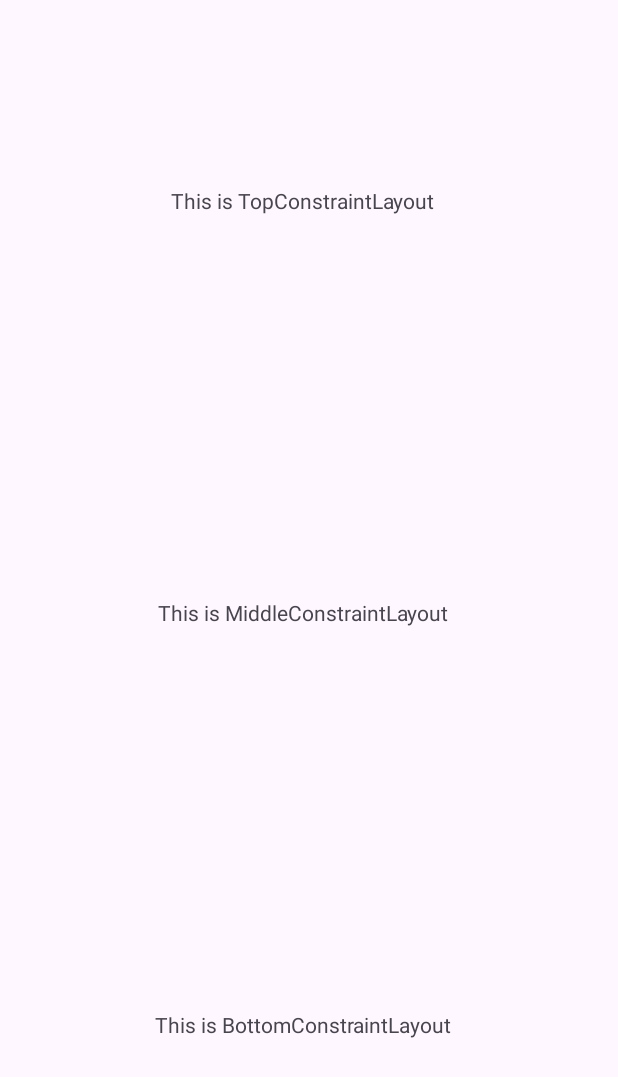
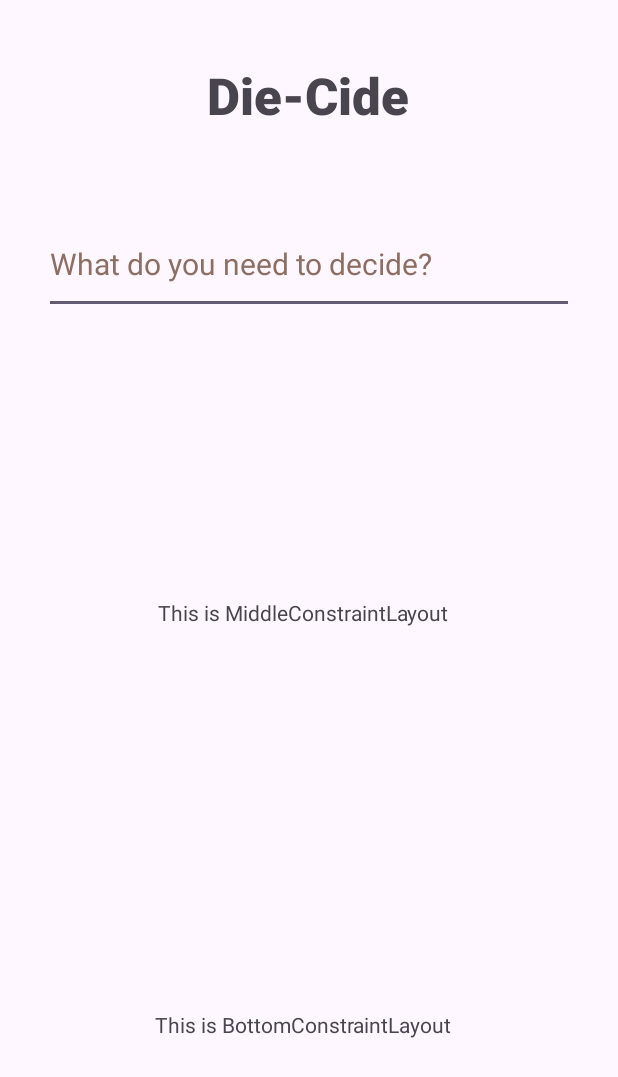
Before and after one commit to Bahster1/Die-Cide, an Android app: the screen it shows after launch (MainActivity), on a phone screen of 412 x 824 dp. Shown: the top 1077 px of the screen. Run offline under Robolectric (Android 15) with nearby library versions, the phone set to English and light mode, and no system bars.

Commit message:
Added title and text box
Unclear why EditText text field is highlighted red in the activity_main XML file

```diff
--- a/app/src/main/res/layout/activity_main.xml
+++ b/app/src/main/res/layout/activity_main.xml
@@ -4,6 +4,7 @@
     xmlns:tools="http://schemas.android.com/tools"
     android:layout_width="match_parent"
     android:layout_height="match_parent"
+    android:textAlignment="center"
     tools:context=".MainActivity">
 
     <androidx.constraintlayout.widget.ConstraintLayout
@@ -16,16 +17,40 @@
         app:layout_constraintTop_toTopOf="parent">
 
         <TextView
-            android:id="@+id/textView4"
+            android:id="@+id/appTitle"
             android:layout_width="wrap_content"
             android:layout_height="wrap_content"
             android:layout_marginEnd="8dp"
             android:layout_marginBottom="8dp"
-            android:text="This is TopConstraintLayout"
+            android:fontFamily="sans-serif-black"
+            android:text="@string/title"
+            android:textAlignment="center"
+            android:textSize="34sp"
+            app:layout_constraintBottom_toBottomOf="parent"
+            app:layout_constraintEnd_toEndOf="parent"
+            app:layout_constraintHorizontal_bias="0.513"
+            app:layout_constraintStart_toStartOf="parent"
+            app:layout_constraintTop_toTopOf="parent"
+            app:layout_constraintVertical_bias="0.183" />
+
+        <EditText
+            android:id="@+id/userQuestion"
+            android:layout_width="353dp"
+            android:layout_height="57dp"
+            android:ems="10"
+            android:gravity="start|top"
+            android:hint="@string/text_enter_prompt"
+            android:importantForAutofill="no"
+            android:inputType="textMultiLine"
+            android:selectAllOnFocus="false"
+            android:singleLine="false"
+            android:textAlignment="viewStart"
+            android:textColorHint="#8D6E63"
+            android:textSize="20sp"
             app:layout_constraintBottom_toBottomOf="parent"
             app:layout_constraintEnd_toEndOf="parent"
             app:layout_constraintStart_toStartOf="parent"
-            app:layout_constraintTop_toTopOf="parent" />
+            app:layout_constraintTop_toBottomOf="@+id/appTitle" />
     </androidx.constraintlayout.widget.ConstraintLayout>
 
     <androidx.constraintlayout.widget.ConstraintLayout
--- a/app/src/main/res/values/strings.xml
+++ b/app/src/main/res/values/strings.xml
@@ -1,3 +1,5 @@
 <resources>
     <string name="app_name">Die-Cide</string>
+    <string name="title">Die-Cide</string>
+    <string name="text_enter_prompt">What do you need to decide?</string>
 </resources>
```
